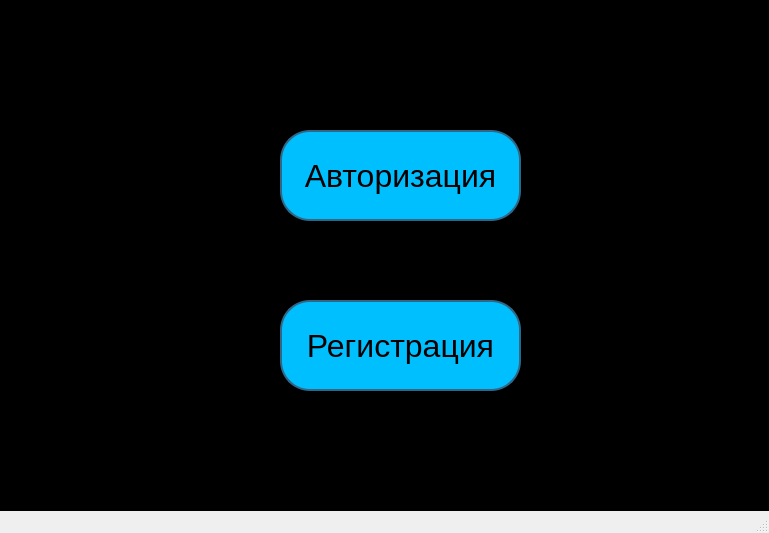
Above: autorization.ui from bubonka4444/checkers10x10 before the change. Below: the same form after it.
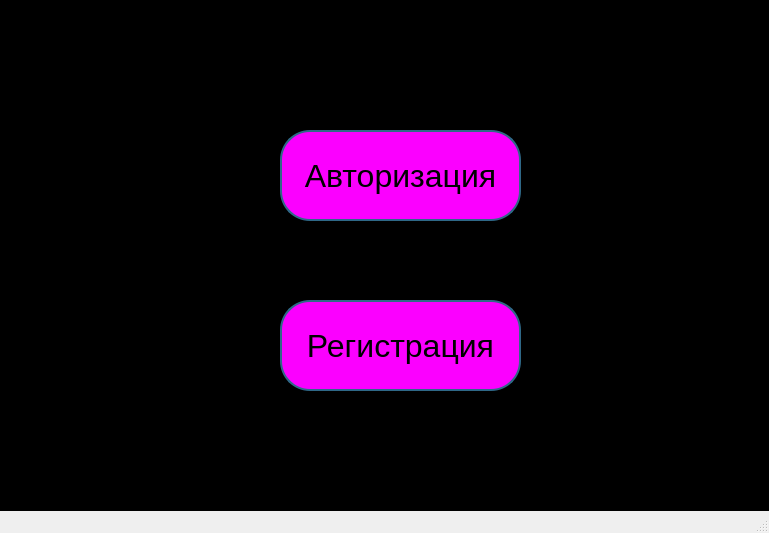
That is the form after the change.

Diff of the .ui file:
```diff
--- a/autorization.ui
+++ b/autorization.ui
@@ -36,7 +36,7 @@
      </font>
     </property>
     <property name="styleSheet">
-     <string notr="true">background-color: #00BFFF;
+     <string notr="true">background-color: #fb00ff;
 border:2px solid #2f6887;
 border-radius: 30;</string>
     </property>
@@ -59,7 +59,7 @@
      </font>
     </property>
     <property name="styleSheet">
-     <string notr="true">background-color: #00BFFF;
+     <string notr="true">background-color: #fb00ff;
 border:2px solid #2f6887;
 border-radius: 30;</string>
     </property>
```
